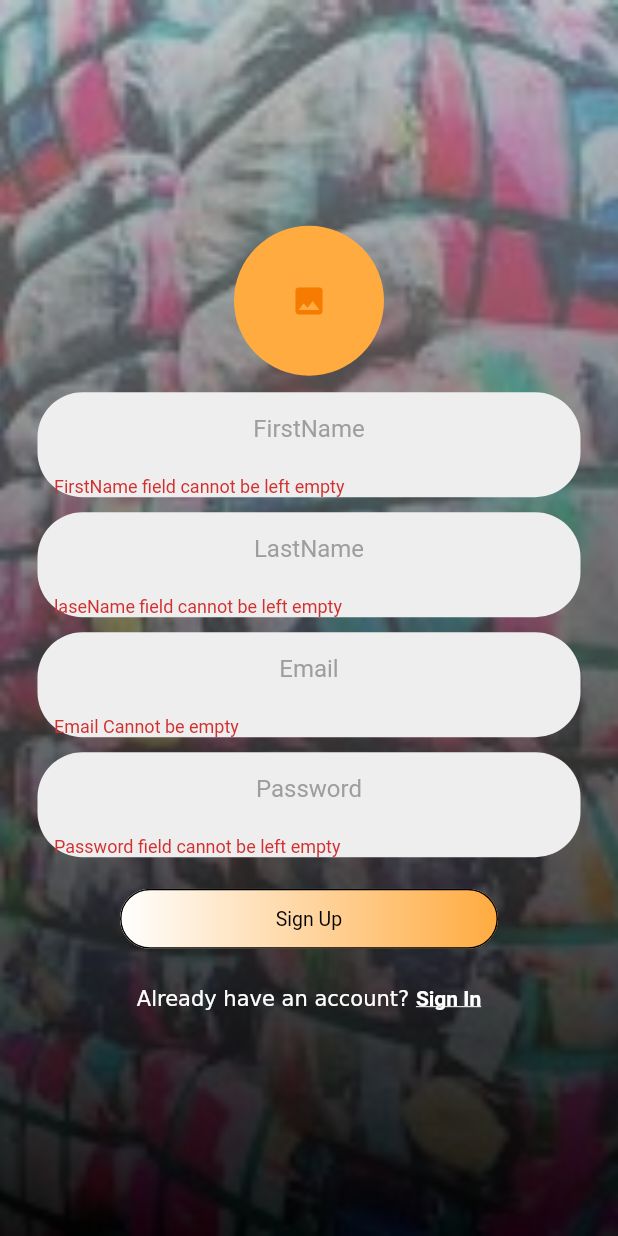
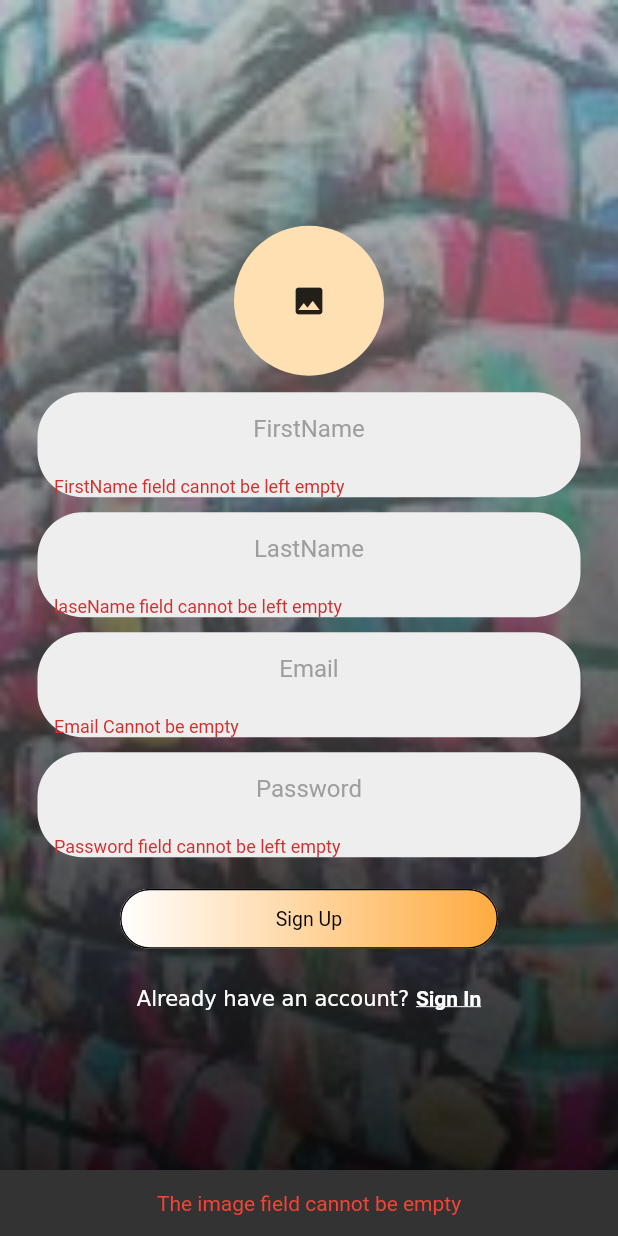
Before and after one commit to Patiyang/mtumbaAdmin, a Flutter app: the Register screen opened directly, after a tap on "Sign Up", on a phone screen of 412 x 824 dp. Run offline on Flutter 3.47's test engine with Material 2 defaults, Android fonts, the phone set to English and light mode, and no system bars; our stand-ins replace cloud_firestore, firebase_auth, firebase_storage, fluttertoast, image_picker, shared_preferences; accounts and stored records are empty.

Commit message:
UI refactoring, image uploading, remaining product upload

```diff
--- a/lib/screens/logInSignUp/signUp.dart
+++ b/lib/screens/logInSignUp/signUp.dart
@@ -29,9 +29,8 @@ class _RegisterState extends State<Register> {
   final TextEditingController emailController = new TextEditingController();
   final TextEditingController phoneNumberController = new TextEditingController();
   final TextEditingController passwordController = new TextEditingController();
-  final ImagePicker _picker = ImagePicker();
-
   final formKey = GlobalKey<FormState>();
+  final scaffoldKey = GlobalKey<ScaffoldState>();
   UserProvider userProvider = new UserProvider();
   UserDataBase userDataBase = new UserDataBase();
   QuerySnapshot snapshot;
@@ -39,17 +38,15 @@ class _RegisterState extends State<Register> {
   String userName;
   String userEmail;
   String phoneNumber;
-  PickedFile profileImage;
-  // PickedFile _imageFile;
   File imageToUpload;
-  FirebaseStorage storage = FirebaseStorage.instance;
+  StorageReference storage = FirebaseStorage.instance.ref();
 
-  // String userId;
   bool loading = false;
   @override
   Widget build(BuildContext context) {
     return SafeArea(
       child: Scaffold(
+          key: scaffoldKey,
           body: Stack(
             children: <Widget>[
               Container(
@@ -68,20 +65,23 @@ class _RegisterState extends State<Register> {
                 child: Padding(
                   padding: const EdgeInsets.only(top: 0.0),
                   child: SingleChildScrollView(
-                physics: BouncingScrollPhysics(),
+                    // physics: BouncingScrollPhysics(),
                     child: Container(
+                      alignment: Alignment.center,
                       height: MediaQuery.of(context).size.height,
-                  child: Column(
-                    mainAxisAlignment: MainAxisAlignment.center,
-                    crossAxisAlignment: CrossAxisAlignment.stretch,
+                      child: ListView(
+                        shrinkWrap: true,
+                        primary: false,
+                        addAutomaticKeepAlives: false,
                         children: <Widget>[
                           GestureDetector(
                               child: CircleAvatar(
-                            backgroundColor: profileImage != null ? Colors.transparent : orange,
+                                // backgroundColor: profileImage != null ? Colors.transparent : orange[100],
                                 radius: 50,
                                 child: userImage(),
                               ),
-                          onTap: () => selectProfileImage(_picker.getImage(source: ImageSource.gallery))),
+                              // ignore: deprecated_member_use
+                              onTap: () => selectProfileImage(ImagePicker.pickImage(source: ImageSource.gallery))),
                           SizedBox(height: 10),
                           Container(
                             padding: const EdgeInsets.symmetric(vertical: 1.0, horizontal: 25),
@@ -207,23 +207,32 @@ class _RegisterState extends State<Register> {
   signUp() async {
     SharedPreferences prefs = await SharedPreferences.getInstance();
     prefs.setString(User.email, emailController.text);
-    if (formKey.currentState.validate()) {
+    if (imageToUpload == null) {
+      scaffoldKey.currentState.showSnackBar(SnackBar(
+          content: Text(
+        'The image field cannot be empty',
+        style: TextStyle(color: Colors.red),
+        textAlign: TextAlign.center,
+      )));
+    }
+    if (formKey.currentState.validate() && imageToUpload != null) {
       setState(() {
         loading = true;
       });
       String profilePicture;
       userDataBase.getUserByEmail(emailController.text).then((QuerySnapshot snap) async {
         if (snap.documents.length < 1) {
-          String profileImage = '${emailController.text}${DateTime.now().millisecondsSinceEpoch}.jpg';
-          StorageUploadTask uploadingProfileImage = storage.ref().child(profileImage).putFile(imageToUpload);
-          uploadingProfileImage.onComplete.then((StorageTaskSnapshot snapshot) async {
-            profilePicture = await snapshot.ref.getDownloadURL();
+          String imageName = '${emailController.text}${DateTime.now().millisecondsSinceEpoch}.jpg';
+
+          StorageTaskSnapshot snap = await storage.child('images/$imageName').putFile(imageToUpload).onComplete;
+          if (snap.error == null) {
+            profilePicture = await snap.ref.getDownloadURL();
             await userDataBase.createUser(
                 firstNameController.text, lastNameController.text, emailController.text, passwordController.text, profilePicture);
             await userProvider
                 .signUp(emailController.text, passwordController.text)
                 .then((value) => Navigator.pushReplacement(context, MaterialPageRoute(builder: (_) => Home())));
-          });
+          }
         } else {
           setState(() {
             formKey.currentState.reset();
@@ -237,21 +246,14 @@ class _RegisterState extends State<Register> {
 
   Widget userImage() {
     return ClipOval(
-      child: profileImage == null
-          ? Icon(Icons.image)
-          : Image.file(
-              File(profileImage.path),
-              fit: BoxFit.cover,
-              height: 100,
-              width: 100,
-            ),
+      child: imageToUpload == null ? Icon(Icons.image) : Image.file(imageToUpload, fit: BoxFit.cover, height: 100, width: 100),
     );
   }
 
-  selectProfileImage(Future<PickedFile> pickImage) async {
-    PickedFile selectedProfileImage = await pickImage;
+  selectProfileImage(Future<File> pickImage) async {
+    File selectedProfileImage = await pickImage;
     setState(() {
-      profileImage = selectedProfileImage;
+      imageToUpload = selectedProfileImage;
     });
   }
 }
```
Also changed, not shown: lib/screens/logInSignUp/Login.dart (+5 -8 lines), lib/screens/logInSignUp/recover.dart (+18 -45 lines), pubspec.lock. Lines whose indentation alone changed are shown as unchanged.
